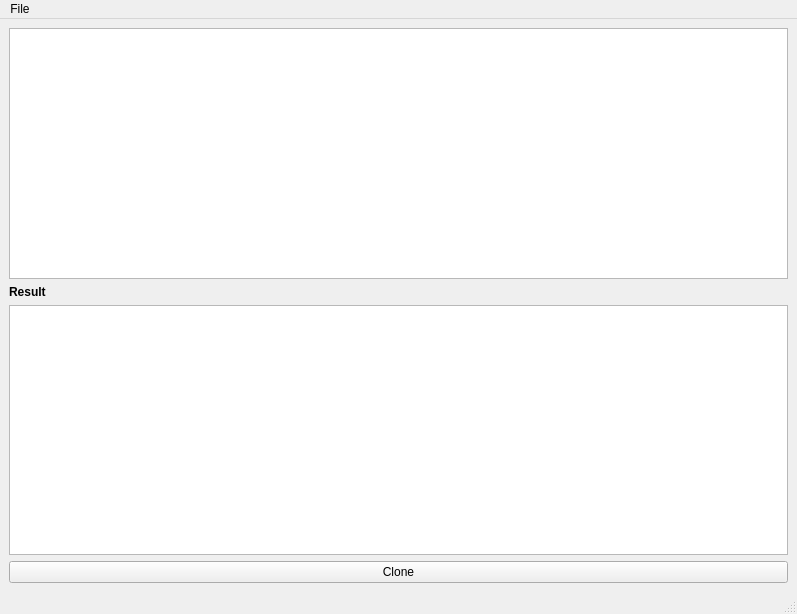
Above: PoissonCloningWidget.ui from daviddoria/InteractivePoissonEditing before the change. Below: the same form after it.
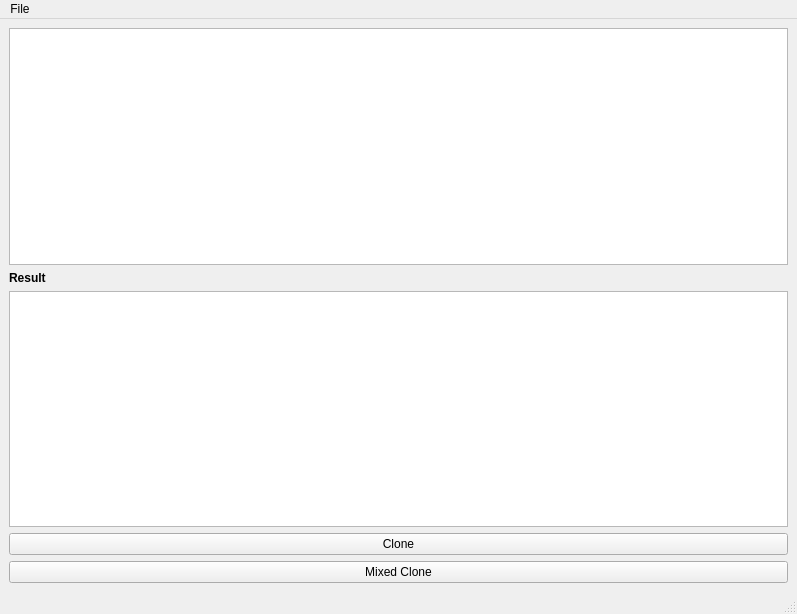
That is the form after the change.

Commit message: Add a function and button to perform blended gradient compositing.

Patch:
```diff
--- a/PoissonCloningWidget.ui
+++ b/PoissonCloningWidget.ui
@@ -55,6 +55,13 @@
       </property>
      </widget>
     </item>
+    <item>
+     <widget class="QPushButton" name="btnMixedClone">
+      <property name="text">
+       <string>Mixed Clone</string>
+      </property>
+     </widget>
+    </item>
    </layout>
   </widget>
   <widget class="QMenuBar" name="menubar">
```
Left out of the diff: 2 changed lines with no effect on the pictures. The commit also changes 2 other files.
